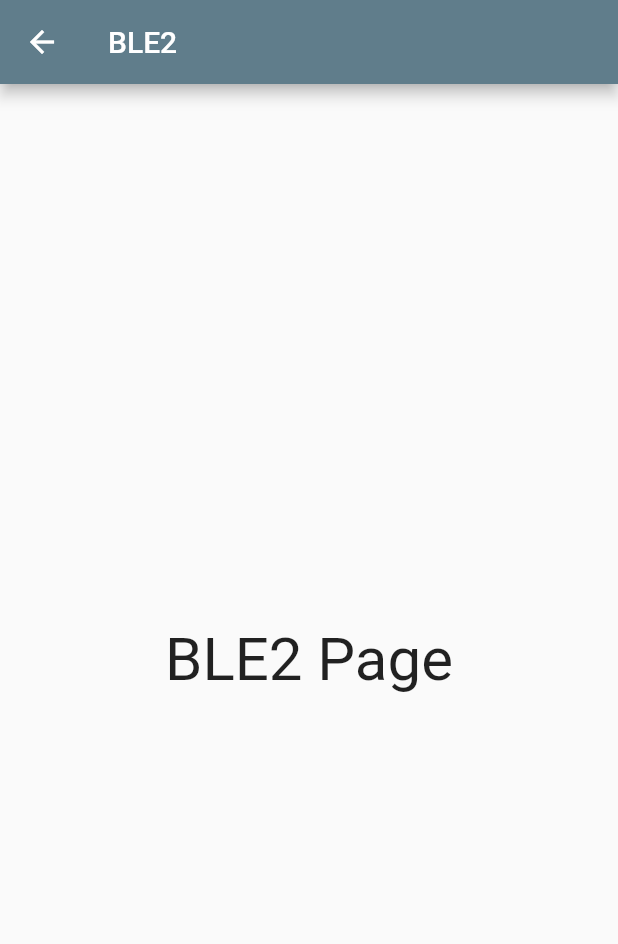
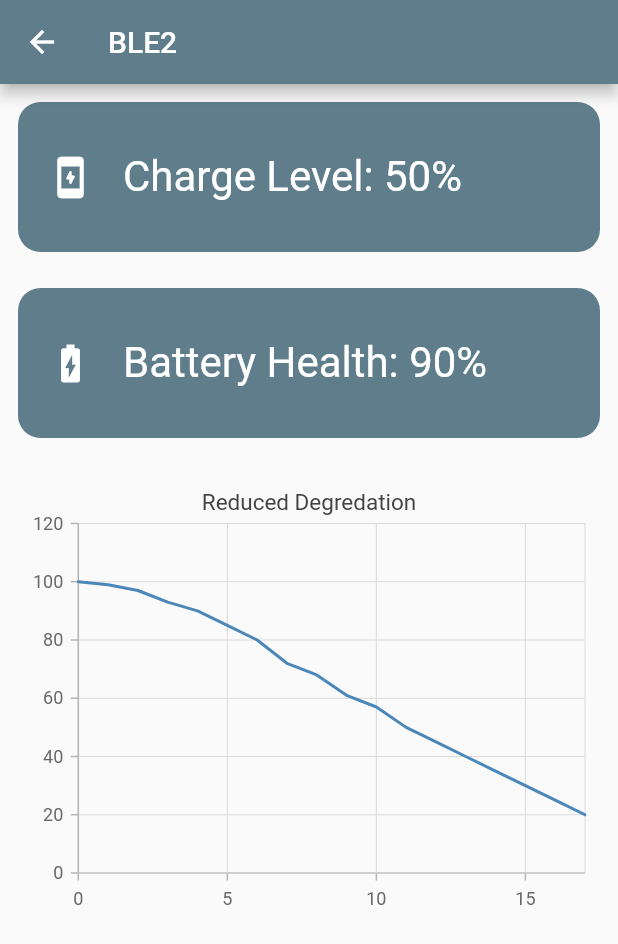
Before and after one commit to Chnapik/lp_app, a Flutter app: the Ble2Page screen opened directly, on a phone screen of 412 x 824 dp. Shown: the top 944 px of the screen. Run offline on Flutter 3.47's test engine with Material 2 defaults, Android fonts, the phone set to English and light mode, and no system bars; our stand-ins replace syncfusion_flutter_charts.

Commit message:
initial build out of ble2 screen

```diff
--- a/lib/screens/ble2.dart
+++ b/lib/screens/ble2.dart
@@ -1,10 +1,37 @@
 import 'package:flutter/material.dart';
+import 'package:syncfusion_flutter_charts/charts.dart';
 
 class Ble2Page extends StatelessWidget {
   const Ble2Page({super.key});
 
   @override
   Widget build(BuildContext context) {
+    final List<int> reducedDegredation = [
+      100,
+      99,
+      97,
+      93,
+      90,
+      85,
+      80,
+      72,
+      68,
+      61,
+      57,
+      50,
+      45,
+      40,
+      35,
+      30,
+      25,
+      20
+    ];
+
+    final List<ChartData> data = List.generate(
+      reducedDegredation.length,
+      (index) => ChartData(index, reducedDegredation[index]),
+    );
+
     return Scaffold(
       appBar: AppBar(
         title: const Text('BLE2'),
@@ -14,12 +41,122 @@ class Ble2Page extends StatelessWidget {
           onPressed: () => Navigator.pop(context),
         ),
       ),
-      body: const Center(
-        child: Text(
-          'BLE2 Page',
-          style: TextStyle(fontSize: 40.0),
-        ),
+      body: Column(
+        children: [
+          Padding(
+            padding: const EdgeInsets.all(12.0),
+            child: Container(
+              decoration: BoxDecoration(
+                borderRadius: BorderRadius.circular(15.0),
+                color: Colors.blueGrey,
+              ),
+              height: 100.0,
+              child: Column(
+                mainAxisAlignment: MainAxisAlignment.center,
+                children: [
+                  Padding(
+                    padding: const EdgeInsets.all(20.0),
+                    child: Row(
+                      children: const [
+                        Icon(Icons.charging_station_rounded,
+                            size: 30.0, color: Colors.white),
+                        SizedBox(width: 20.0),
+                        Text(
+                          'Charge Level: 50%',
+                          style: TextStyle(fontSize: 28.0, color: Colors.white),
+                        ),
+                      ],
+                    ),
+                  ),
+                ],
+              ),
+            ),
+          ),
+          Padding(
+            padding: const EdgeInsets.all(12.0),
+            child: Container(
+              decoration: BoxDecoration(
+                borderRadius: BorderRadius.circular(15.0),
+                color: Colors.blueGrey,
+              ),
+              height: 100.0,
+              child: Column(
+                mainAxisAlignment: MainAxisAlignment.center,
+                children: [
+                  Padding(
+                    padding: const EdgeInsets.all(20.0),
+                    child: Row(
+                      children: const [
+                        Icon(Icons.battery_charging_full,
+                            size: 30.0, color: Colors.white),
+                        SizedBox(width: 20.0),
+                        Text(
+                          'Battery Health: 90%',
+                          style: TextStyle(fontSize: 28.0, color: Colors.white),
+                        ),
+                      ],
+                    ),
+                  ),
+                ],
+              ),
+            ),
+          ),
+          Padding(
+            padding: const EdgeInsets.all(12.0),
+            child: SfCartesianChart(
+              title: ChartTitle(text: 'Reduced Degredation'),
+              primaryXAxis: NumericAxis(),
+              primaryYAxis: NumericAxis(),
+              series: <LineSeries<ChartData, int>>[
+                LineSeries<ChartData, int>(
+                  dataSource: data,
+                  xValueMapper: (ChartData data, _) => data.x,
+                  yValueMapper: (ChartData data, _) => data.y,
+                ),
+              ],
+            ),
+          ),
+        ],
       ),
+      // body: const Center(
+      //   child: Text(
+      //     'BLE1 Page',
+      //     style: TextStyle(fontSize: 40.0),
+      //   ),
+      // ),
     );
   }
 }
+
+class ChartData {
+  ChartData(this.x, this.y);
+  final int x;
+  final int y;
+}
+
+
+// import 'package:flutter/material.dart';
+
+// class Ble2Page extends StatelessWidget {
+//   const Ble2Page({super.key});
+
+//   @override
+//   Widget build(BuildContext context) {
+//     return Scaffold(
+//       appBar: AppBar(
+//         title: const Text('BLE2'),
+//         automaticallyImplyLeading: true,
+//         leading: IconButton(
+//           icon: const Icon(Icons.arrow_back),
+//           onPressed: () => Navigator.pop(context),
+//         ),
+//       ),
+//       body: const Center(
+//         child: Text(
+//           'BLE2 Page',
+//           style: TextStyle(fontSize: 40.0),
+//         ),
+//       ),
+//     );
+//   }
+// }
```
